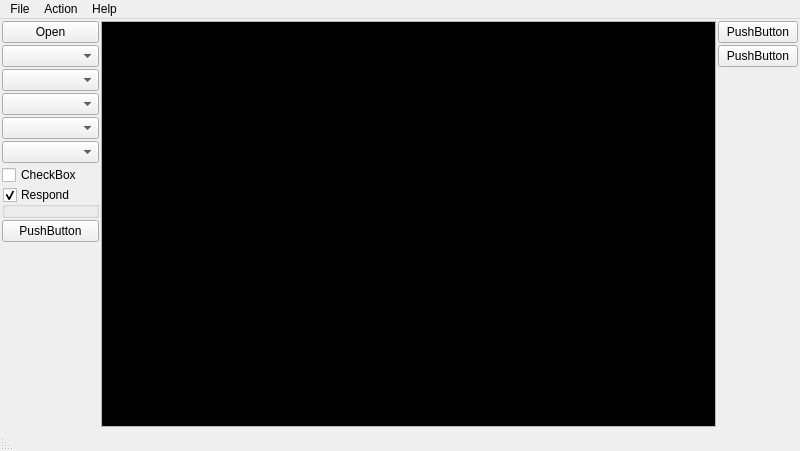
This is tools/mpTerminal.ui in zonbrisad/makeplates as Qt 5 draws it before an edit. The edited form follows.
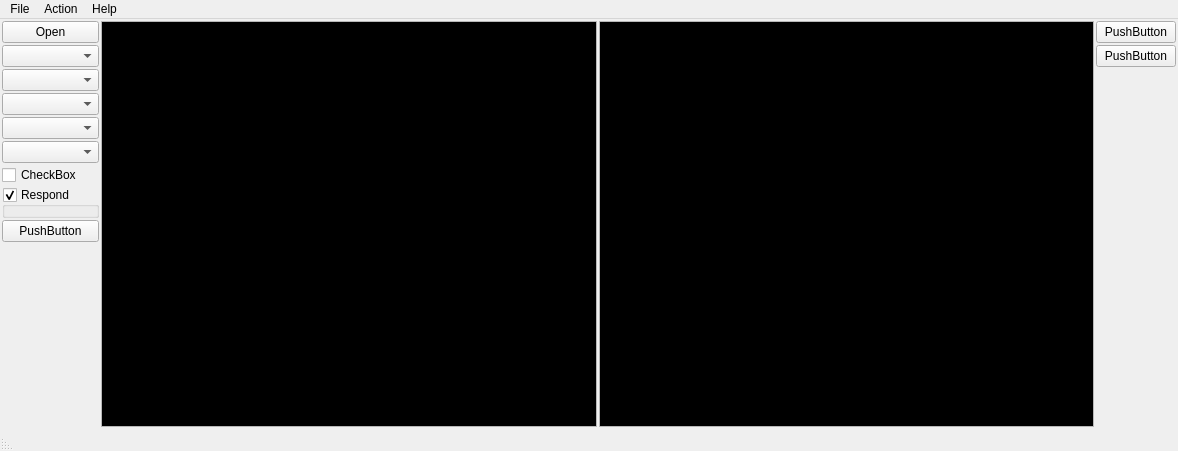
This is the edited form.

Diff of the .ui file:
```diff
--- a/tools/mpTerminal.ui
+++ b/tools/mpTerminal.ui
@@ -6,7 +6,7 @@
    <rect>
     <x>0</x>
     <y>0</y>
-    <width>800</width>
+    <width>1178</width>
     <height>451</height>
    </rect>
   </property>
@@ -127,6 +127,47 @@
     </item>
     <item>
      <layout class="QHBoxLayout" name="horizontalLayout">
+      <item>
+       <widget class="QTextEdit" name="textEdit">
+        <property name="palette">
+         <palette>
+          <active>
+           <colorrole role="Base">
+            <brush brushstyle="SolidPattern">
+             <color alpha="255">
+              <red>0</red>
+              <green>0</green>
+              <blue>0</blue>
+             </color>
+            </brush>
+           </colorrole>
+          </active>
+          <inactive>
+           <colorrole role="Base">
+            <brush brushstyle="SolidPattern">
+             <color alpha="255">
+              <red>0</red>
+              <green>0</green>
+              <blue>0</blue>
+             </color>
+            </brush>
+           </colorrole>
+          </inactive>
+          <disabled>
+           <colorrole role="Base">
+            <brush brushstyle="SolidPattern">
+             <color alpha="255">
+              <red>255</red>
+              <green>255</green>
+              <blue>255</blue>
+             </color>
+            </brush>
+           </colorrole>
+          </disabled>
+         </palette>
+        </property>
+       </widget>
+      </item>
       <item>
        <widget class="QPlainTextEdit" name="plainTextEdit">
         <property name="palette">
@@ -268,7 +309,7 @@
     <rect>
      <x>0</x>
      <y>0</y>
-     <width>800</width>
+     <width>1178</width>
      <height>25</height>
     </rect>
    </property>
```
